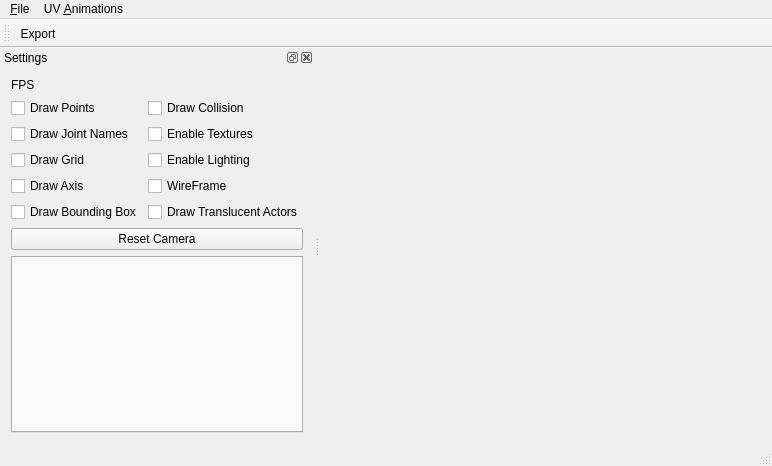
Before: the Qt Designer form RetroView/forms/CMainWindow.ui in Antidote/MetPrimeTools, drawn with Qt 5.
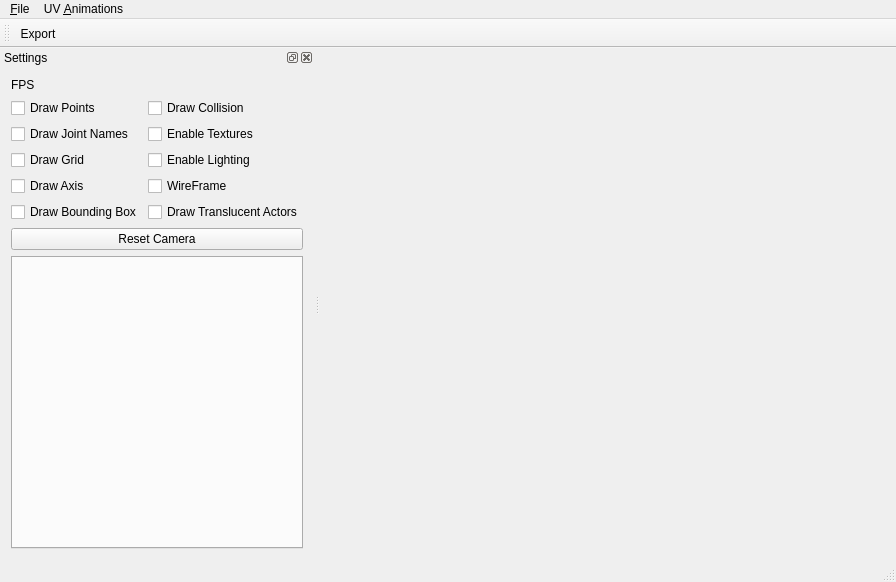
After: the same form once the commit is applied. Custom widgets are drawn as their Qt base class.

```diff
--- a/RetroView/forms/CMainWindow.ui
+++ b/RetroView/forms/CMainWindow.ui
@@ -9,8 +9,8 @@
    <rect>
     <x>0</x>
     <y>0</y>
-    <width>772</width>
-    <height>466</height>
+    <width>896</width>
+    <height>582</height>
    </rect>
   </property>
   <property name="windowTitle">
@@ -43,7 +43,7 @@
     <rect>
      <x>0</x>
      <y>0</y>
-     <width>772</width>
+     <width>896</width>
      <height>26</height>
     </rect>
    </property>
```
